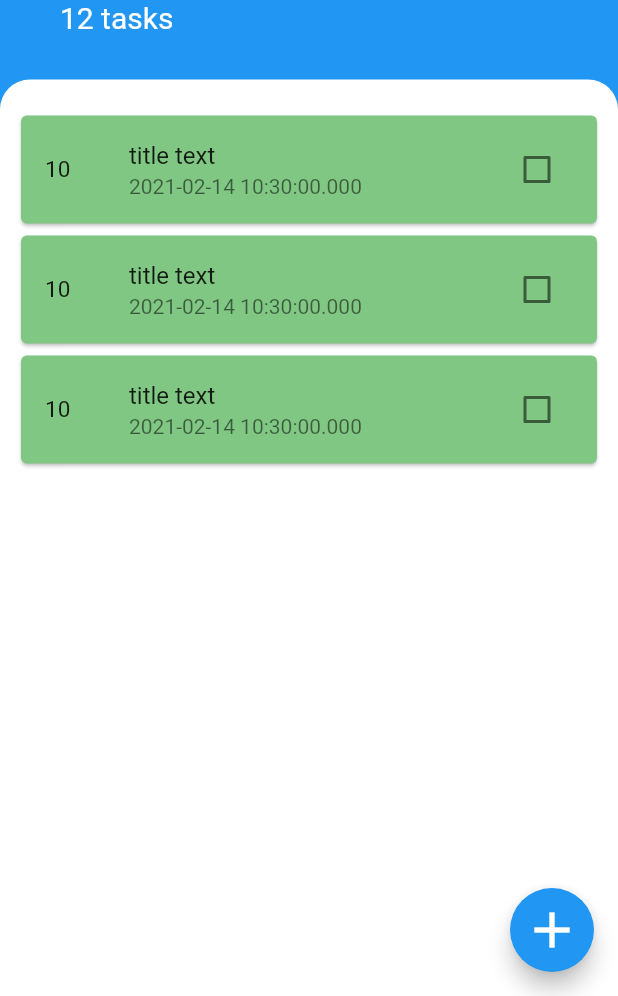
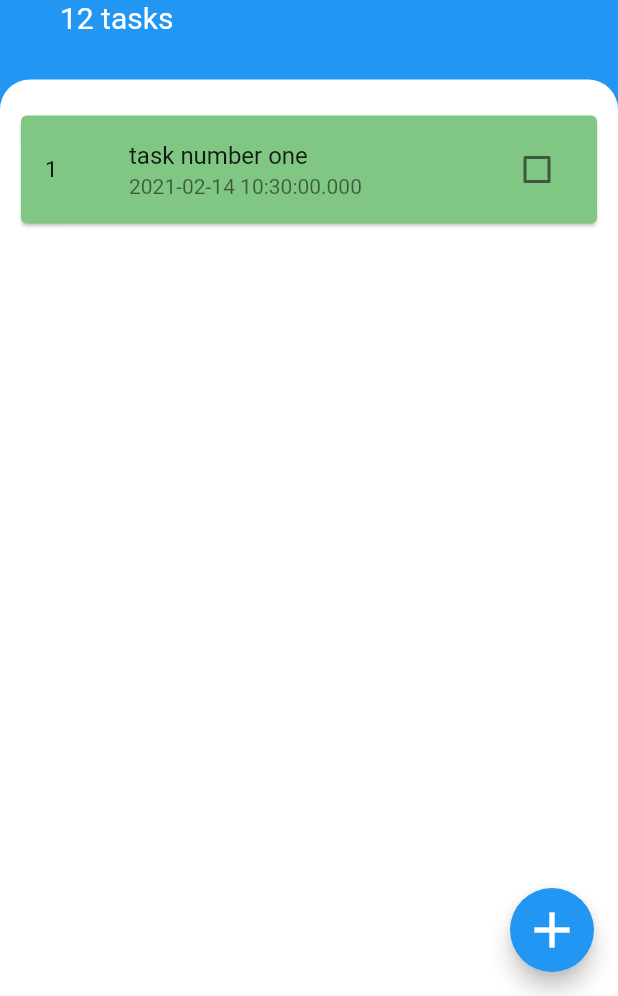
Before and after one commit to bokanian/Todo-App, a Flutter app: the screen it shows after launch, on a phone screen of 412 x 824 dp, the part 240-1236 px from its top. Run offline on Flutter 3.47's test engine with Material 2 defaults, Android fonts, the phone set to English and light mode, and no system bars.

Commit message:
add task model and create dynamic task card to the listview

```diff
--- a/lib/home_screen.dart
+++ b/lib/home_screen.dart
@@ -1,5 +1,5 @@
 import 'package:flutter/material.dart';
-import 'package:flutter_todo_app/task_card.dart';
+import 'package:flutter_todo_app/tasks_list.dart';
 
 class HomeScreen extends StatefulWidget {
   @override
@@ -115,13 +115,7 @@ class _HomeScreenState extends State<HomeScreen> {
                 ),
                 margin: EdgeInsets.only(top: 30),
                 padding: EdgeInsets.symmetric(vertical: 20, horizontal: 10),
-                child: ListView(
-                  children: [
-                    TaskTile(),
-                    TaskTile(),
-                    TaskTile(),
-                  ],
-                ),
+                child: TasksList(),
               ),
             ),
           ],
--- /dev/null
+++ b/lib/model/task_model.dart
@@ -0,0 +1,13 @@
+class TaskModel {
+  final int id;
+  final String title;
+  final String date;
+  bool isCheck;
+
+  TaskModel({
+    this.id,
+    this.title,
+    this.date,
+    this.isCheck,
+  });
+}
--- a/lib/task_card.dart
+++ b/lib/task_card.dart
@@ -1,4 +1,5 @@
 import 'package:flutter/material.dart';
+import 'package:flutter_todo_app/model/task_model.dart';
 import 'package:flutter_todo_app/task_tile.dart';
 
 class TaskTile extends StatefulWidget {
@@ -8,19 +9,37 @@ class TaskTile extends StatefulWidget {
 
 class _TaskTileState extends State<TaskTile> {
   static bool isChecked = false;
+
+  static List<TaskModel> tasks = [
+    TaskModel(
+      id: 1,
+      title: 'task number one',
+      date: DateTime.now().toString(),
+      isCheck: isChecked,
+    ),
+  ];
+
   void checkboxCallback(bool checkBoxValue) {
     setState(() {
       isChecked = checkBoxValue;
+      print(checkBoxValue);
     });
   }
 
   @override
   Widget build(BuildContext context) {
-    return Card(
-        color: isChecked ? Colors.grey : Colors.green.shade300,
-        child: TaskTileWidget(
-          checkBoxValue: isChecked,
-          checkboxController: checkboxCallback,
-        ));
+    return ListView(
+        children: tasks
+            .map((e) => Card(
+                  child: TaskTileWidget(
+                    id: e.id.toString(),
+                    title: e.title,
+                    date: e.date,
+                    checkBoxValue: isChecked,
+                    checkboxController: checkboxCallback,
+                  ),
+                  color: isChecked ? Colors.grey : Colors.green.shade300,
+                ))
+            .toList());
   }
 }
--- a/lib/task_tile.dart
+++ b/lib/task_tile.dart
@@ -3,9 +3,17 @@ import 'package:flutter/material.dart';
 class TaskTileWidget extends StatelessWidget {
   final bool checkBoxValue;
   final Function checkboxController;
+  final String id;
+  final String title;
+  final String date;
 
-  TaskTileWidget(
-      {@required this.checkBoxValue, @required this.checkboxController});
+  TaskTileWidget({
+    @required this.checkBoxValue,
+    @required this.checkboxController,
+    @required this.id,
+    @required this.title,
+    @required this.date,
+  });
 
   @override
   Widget build(BuildContext context) {
@@ -13,7 +21,7 @@ class TaskTileWidget extends StatelessWidget {
       leading: Container(
         margin: EdgeInsets.only(top: 11),
         child: Text(
-          '10',
+          id,
           style: TextStyle(
             fontSize: 15,
           ),
@@ -21,11 +29,11 @@ class TaskTileWidget extends StatelessWidget {
         ),
       ),
       title: Text(
-        'title text',
+        title,
         style: TextStyle(
             decoration: checkBoxValue ? TextDecoration.lineThrough : null),
       ),
-      subtitle: Text('${DateTime.now()}'),
+      subtitle: Text(date),
       trailing: Checkbox(
         value: checkBoxValue,
         onChanged: checkboxController,
--- /dev/null
+++ b/lib/tasks_list.dart
@@ -0,0 +1,14 @@
+import 'package:flutter/material.dart';
+import 'package:flutter_todo_app/task_card.dart';
+
+class TasksList extends StatefulWidget {
+  @override
+  _TasksListState createState() => _TasksListState();
+}
+
+class _TasksListState extends State<TasksList> {
+  @override
+  Widget build(BuildContext context) {
+    return TaskTile();
+  }
+}
```
